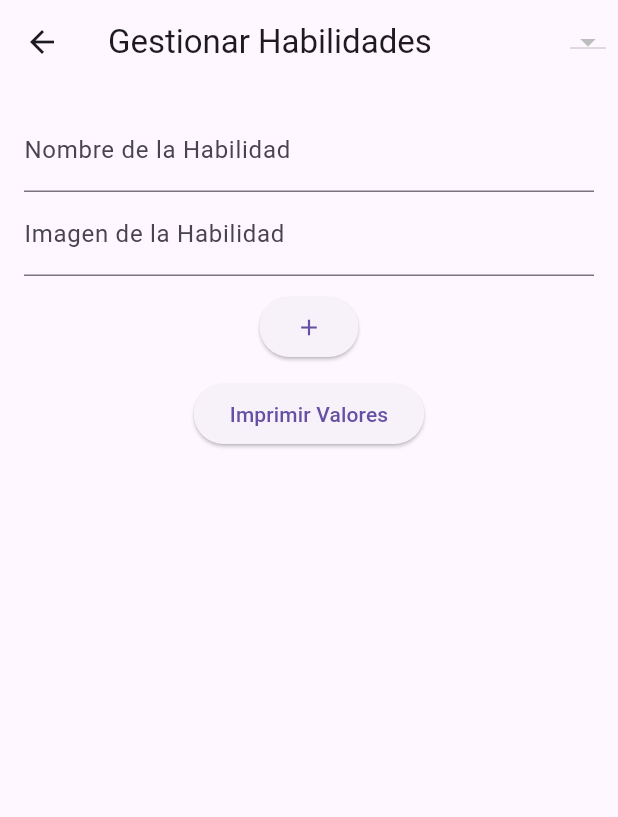
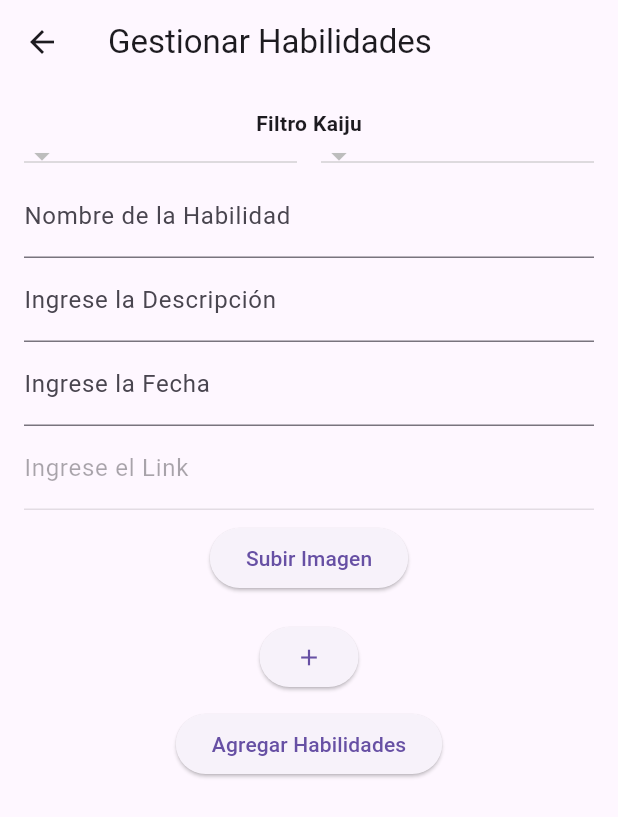
Before and after one commit to RogerCS17/kaiu, a Flutter app: the KaijuFormHabs screen opened directly, on a phone screen of 412 x 824 dp. Shown: the top 817 px of the screen. Run offline on Flutter 3.47's test engine with Material 3 defaults, Android fonts, the phone set to English and light mode, and no system bars; our stand-ins replace carousel_slider, cloud_firestore, file_picker, firebase_auth, firebase_core, firebase_storage and 5 more; missing offline and left inert: connectivity_wrapper; accounts and stored records are empty.

Commit message:
Feat KaijuHabs

```diff
--- a/lib/src/ui/pages/admin_pages/kaiju_form_habs.dart
+++ b/lib/src/ui/pages/admin_pages/kaiju_form_habs.dart
@@ -1,5 +1,10 @@
+import 'dart:developer';
+import 'dart:typed_data';
+
 import 'package:cloud_firestore/cloud_firestore.dart';
 import 'package:collection/collection.dart';
+import 'package:file_picker/file_picker.dart';
+import 'package:firebase_storage/firebase_storage.dart';
 import 'package:flutter/material.dart';
 import 'package:fluttertoast/fluttertoast.dart';
 import 'package:kaiu/src/core/models/kaiju.dart';
@@ -14,25 +19,94 @@ class KaijuFormHabs extends StatefulWidget {
 
 class KaijuFormHabsState extends State<KaijuFormHabs> {
   final databaseMethod = DatabaseMethods.instance;
-  List<TextEditingController> keyControllers = [TextEditingController()];
-  List<TextEditingController> valueControllers = [TextEditingController()];
 
-  late Kaiju selectedKaiju; // Valor predeterminado
+  // List<TextEditingController> keyControllers = [TextEditingController()];
+  // List<TextEditingController> valueControllers = [TextEditingController()];
+
+  List<TextEditingController> descriptionControllers = [
+    TextEditingController()
+  ];
+  List<TextEditingController> nameControllers = [TextEditingController()];
+  List<TextEditingController> timeAgoControllers = [TextEditingController()];
+  List<TextEditingController> linkImageControllers = [TextEditingController()];
+
+  late int keyCount; //Contador que funciona como llave principal
+  List<Kaiju> kaijus = [];
+  late Kaiju selectedKaiju;
   String optionKaiju = '';
-  List<Kaiju> kaijus = [];
-  List<String> dropdownOptions = [];
+  String optionUltra = '';
+
+  List<String> kaijuOptions = [];
+  List<String> ultraOptions = [];
+
+  Future<String> pickAndUploadImageHabs(
+      String ultraName, String nameKaiju) async {
+    String kaijuLink = "";
+    try {
+      FilePickerResult? result = await FilePicker.platform.pickFiles(
+        allowMultiple: false,
+        type: FileType.custom,
+        allowedExtensions: ['jpg', 'jpeg', 'png', 'webp'],
+      );
+
+      if (result != null) {
+        var file = result.files.first;
+        if (['jpg', 'jpeg', 'png', 'webp'].contains(file.extension)) {
+          Uint8List fileBytes = file.bytes!;
+
+          await FirebaseStorage.instance
+              .ref('KaijuHabs/$ultraName/$nameKaiju/${file.name}')
+              .putData(
+                  fileBytes, SettableMetadata(contentType: file.extension));
+
+          String imageUrl = await FirebaseStorage.instance
+              .ref('KaijuHabs/$ultraName/$nameKaiju/${file.name}')
+              .getDownloadURL();
+          kaijuLink = imageUrl;
+
+          // print('Imagen seleccionada y subida: ${file.name}');
+          // print('Link Asociado: $imageUrl');
+        } else {
+          print('El archivo ${file.name} no es una imagen.');
+          return "";
+        }
+
+        //Mensaje de Aviso
+        print("Lista de Imágenes Ingresadas con éxito");
+        return kaijuLink;
+      } else {
+        print('Selección de archivos cancelada');
+        return "";
+      }
+    } catch (e) {
+      print('Error al seleccionar los archivos: $e');
+      return "";
+    }
+  }
 
   @override
   void initState() {
     super.initState();
     _loadKaijuData().then((kaijuList) {
       setState(() {
-        //Inicializamos la Lista con todos los Kaijus
+        // Inicializamos la Lista con todos los Kaijus
         kaijus = kaijuList;
-        dropdownOptions = [...kaijuList.map((e) => e.name)];
-        optionKaiju = dropdownOptions.first;
+
+        // Inicializamos la Lista de Ultra con nombres únicos
+        ultraOptions = kaijuList.map((e) => e.ultra).toSet().toList();
+        ultraOptions.sort();
+
+        // Establecemos las opciones de Ultra y la opción por defecto
+        kaijuOptions = [...kaijuList.map((e) => e.name)];
+        optionKaiju = kaijuOptions.first;
+        optionUltra = ultraOptions.first;
+
+        // Establecemos el Kaiju y Ultra seleccionados
         selectedKaiju =
             kaijus.firstWhere((element) => element.name == optionKaiju);
+
+        //Comprobar el largo
+        keyCount = selectedKaiju.kaijuHabs?.length ?? 0;
       });
     });
   }
@@ -47,6 +121,7 @@ class KaijuFormHabsState extends State<KaijuFormHabs> {
           return Kaiju(
               id: data["id"] ?? "-",
               name: data["name"] ?? "-",
+              ultra: data["ultra"] ?? "-",
               kaijuHabs: data["kaijuHabs"] ?? {});
         }).toList();
 
@@ -64,30 +139,79 @@ class KaijuFormHabsState extends State<KaijuFormHabs> {
 
   @override
   Widget build(BuildContext context) {
-    var iterableZipController = IterableZip([keyControllers, valueControllers]);
+    var iterableZipController = IterableZip([
+      nameControllers,
+      descriptionControllers,
+      timeAgoControllers,
+      linkImageControllers
+    ]);
     return Scaffold(
       appBar: AppBar(
         title: Text('Gestionar Habilidades'),
-        actions: [
-          Padding(
-            padding: const EdgeInsets.all(8.0),
+        actions: [],
+      ),
+      body: Padding(
+        padding: const EdgeInsets.all(16.0),
+        child: Column(
+          children: [
+            Text(
+              "Filtro Kaiju",
+              style: TextStyle(fontWeight: FontWeight.bold),
+            ),
+            Row(
+              mainAxisAlignment: MainAxisAlignment.start,
+              children: [
+                // Dropdown para seleccionar "Ultra"
+                Expanded(
                   child: DropdownButton<String>(
-              dropdownColor: Colors.black,
+                    value: optionUltra,
+                    onChanged: (newValue) {
+                      setState(() {
+                        optionUltra = newValue!;
+                        kaijuOptions = kaijus
+                            .where((element) => element.ultra == optionUltra)
+                            .map((e) => e.name)
+                            .toList();
+                        optionKaiju = kaijuOptions.first;
+                        selectedKaiju = kaijus.firstWhere(
+                            (element) => element.name == optionKaiju);
+                        keyCount = selectedKaiju.kaijuHabs?.length ?? 0;
+                      });
+                    },
+                    items: ultraOptions.map((ultraOption) {
+                      return DropdownMenuItem<String>(
+                        value: ultraOption,
+                        child: Text(
+                          ultraOption,
+                          style: TextStyle(
+                              color: const Color.fromARGB(255, 209, 6, 6),
+                              fontWeight: FontWeight.bold),
+                        ),
+                      );
+                    }).toList(),
+                  ),
+                ),
+                SizedBox(width: 16), // Separador
+                // Dropdown para seleccionar "Kaiju"
+                Expanded(
+                  child: DropdownButton<String>(
                     value: optionKaiju,
                     onChanged: (newValue) {
                       setState(() {
                         optionKaiju = newValue!;
-                  selectedKaiju = kaijus
-                      .firstWhere((element) => element.name == optionKaiju);
+                        selectedKaiju = kaijus.firstWhere(
+                            (element) => element.name == optionKaiju);
+                        keyCount = selectedKaiju.kaijuHabs?.length ?? 0;
                       });
                     },
-              items: dropdownOptions.map((String option) {
+                    items: kaijuOptions.map((option) {
                       return DropdownMenuItem<String>(
                         value: option,
                         child: Text(
                           option,
                           style: TextStyle(
-                        color: Colors.orange, fontWeight: FontWeight.bold),
+                              color: Color.fromARGB(255, 5, 29, 245),
+                              fontWeight: FontWeight.bold),
                         ),
                       );
                     }).toList(),
@@ -95,28 +219,48 @@ class KaijuFormHabsState extends State<KaijuFormHabs> {
                 ),
               ],
             ),
-      body: Padding(
-        padding: const EdgeInsets.all(16.0),
-        child: Column(
-          children: [
             // Mostrar los campos de texto existentes para clave y valor
             Column(
-              children: iterableZipController.map((pair) {
-                var keyController = pair[0];
-                var valueController = pair[1];
+              children: iterableZipController.map((tetra) {
+                var nameController = tetra[0];
+                var descriptionController = tetra[1];
+                var timeAgoController = tetra[2];
+                var linkImageController = tetra[3];
 
                 return Column(
                   children: [
                     TextField(
-                      controller: keyController,
+                      controller: nameController,
                       decoration:
                           InputDecoration(labelText: 'Nombre de la Habilidad'),
                     ),
                     TextField(
-                      controller: valueController,
+                      controller: descriptionController,
                       decoration:
-                          InputDecoration(labelText: 'Imagen de la Habilidad'),
+                          InputDecoration(labelText: 'Ingrese la Descripción'),
                     ),
+                    TextField(
+                      controller: timeAgoController,
+                      decoration:
+                          InputDecoration(labelText: 'Ingrese la Fecha'),
+                    ),
+                    TextField(
+                      enabled: false,
+                      controller: linkImageController,
+                      decoration: InputDecoration(labelText: 'Ingrese el Link'),
+                    ),
+                    Padding(
+                      padding: const EdgeInsets.all(8.0),
+                      child: ElevatedButton(
+                          onPressed: () async {
+                            var url = await pickAndUploadImageHabs(
+                                selectedKaiju.ultra, selectedKaiju.name);
+                            setState(() {
+                              linkImageController.text = url;
+                            });
+                          },
+                          child: Text("Subir Imagen")),
+                    )
                   ],
                 );
               }).toList(),
@@ -126,8 +270,10 @@ class KaijuFormHabsState extends State<KaijuFormHabs> {
             ElevatedButton(
               onPressed: () {
                 setState(() {
-                  keyControllers.add(TextEditingController());
-                  valueControllers.add(TextEditingController());
+                  nameControllers.add(TextEditingController());
+                  descriptionControllers.add(TextEditingController());
+                  timeAgoControllers.add(TextEditingController());
+                  linkImageControllers.add(TextEditingController());
                 });
               },
               child: Icon(Icons.add),
@@ -136,13 +282,22 @@ class KaijuFormHabsState extends State<KaijuFormHabs> {
             // Botón para imprimir los valores actuales de los campos de texto para clave y valor
             ElevatedButton(
               onPressed: () async {
-                for (var pair in iterableZipController) {
-                  selectedKaiju.kaijuHabs?[pair[0].text] = pair[1].text;
-                  //print("Llave: ${pair[0].text}, Valor: ${pair[1].text}");
+                //Poblar Diccionario
+                for (var tetra in iterableZipController) {
+                  selectedKaiju.kaijuHabs!["$keyCount"] = {
+                    "name": tetra[0].text,
+                    "description": tetra[1].text,
+                    "timeAgo": tetra[2].text,
+                    "image": tetra[3].text
+                  };
+
+                  keyCount++; // Incrementar keyCount después de cada iteración
                 }
+
                 Map<String, dynamic> updateInfo = {
                   "kaijuHabs": selectedKaiju.kaijuHabs
                 };
+
                 await databaseMethod
                     .updateKaijuDetail(selectedKaiju.id, updateInfo)
                     .then((value) {
@@ -156,7 +311,7 @@ class KaijuFormHabsState extends State<KaijuFormHabs> {
                       fontSize: 16.0);
                 });
               },
-              child: Text('Imprimir Valores'),
+              child: Text('Agregar Habilidades'),
             ),
           ],
         ),
--- a/lib/src/ui/pages/home.dart
+++ b/lib/src/ui/pages/home.dart
@@ -28,6 +28,7 @@ class Home extends StatelessWidget {
       var userId = user?.uid;
 
       if (user != null) {
+
         await user.delete();
         await database.deleteAllVotesForUser(userId ?? "");
 
```
Lines whose indentation alone changed are shown as unchanged.
